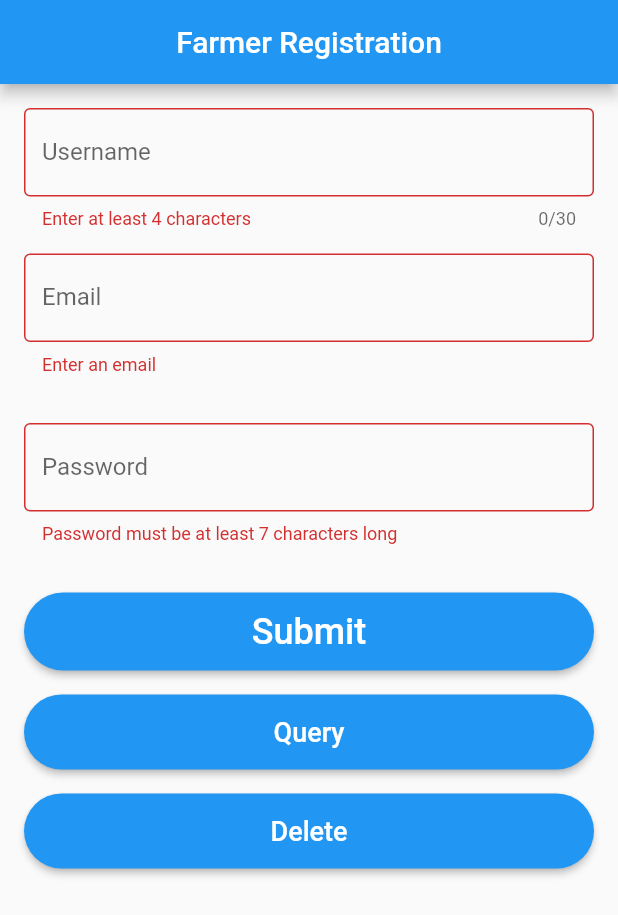
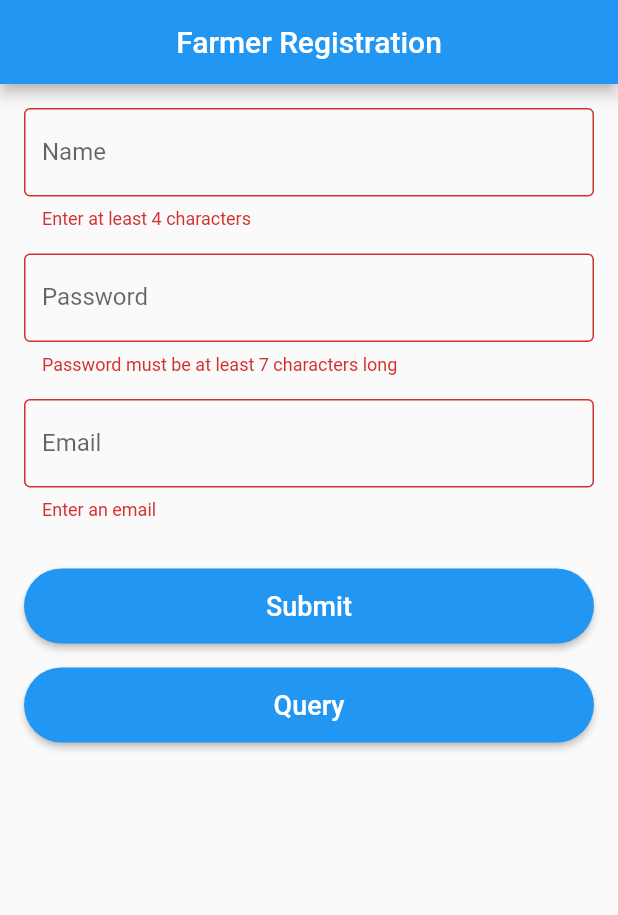
Before and after one commit to FarhanIshtiaque/form_demo, a Flutter app: the screen it shows after launch, after a tap on "Submit", on a phone screen of 412 x 824 dp. Shown: the top 915 px of the screen. Run offline on Flutter 3.47's test engine with Material 2 defaults, Android fonts, the phone set to English and light mode, and no system bars; our stand-ins replace get, sqflite; accounts and stored records are empty.

Commit message:
Form with getx and local database integrate

```diff
--- a/lib/view/screens/sign_up.dart
+++ b/lib/view/screens/sign_up.dart
@@ -1,8 +1,9 @@
 import 'package:flutter/material.dart';
 import 'package:form_demo/data/local_database/database_helper.dart';
 import 'package:form_demo/view/widgets/button.dart';
-
-
+import 'package:form_demo/view/widgets/textfield_widget.dart';
+import 'package:form_demo/view_model/sign_up_view_model.dart';
+import 'package:get/get.dart';
 
 class SignUp extends StatefulWidget {
   const SignUp({Key? key}) : super(key: key);
@@ -13,14 +14,10 @@ class SignUp extends StatefulWidget {
 
 class _SignUpState extends State<SignUp> {
 
-  final formKey = GlobalKey<FormState>();
-  String username = '';
-  String email = '';
-  String password = '';
 
   @override
   Widget build(BuildContext context) {
-
+    final state = Get.put(SignUpViewModel());
     return SafeArea(
       child: Scaffold(
         appBar: AppBar(
@@ -28,22 +25,44 @@ class _SignUpState extends State<SignUp> {
           centerTitle: true,
         ),
         body: Form(
-          key: formKey,
+          key: state.formKey,
           autovalidateMode: AutovalidateMode.onUserInteraction,
           child: ListView(
             padding: const EdgeInsets.all(16),
             children: [
-              buildUsername(),
+              TextFieldWidget(
+                  onSaved: (value) => state.name = value.toString(),
+                  validator: (v) => state.validateName(v!),
+                  keyboardType: TextInputType.number,
+                  obscureText: false,
+                  controller: state.nameController,
+                  labelText: 'Name'),
               const SizedBox(height: 16),
-              buildEmail(),
+              TextFieldWidget(
+                  onSaved: (value) => state.password = value.toString(),
+                  validator: (v) => state.validatePassword(v!),
+                  obscureText: true,
+                  controller: state.passwordController,
+                  labelText: 'Password'),
+              const SizedBox(height: 16),
+              TextFieldWidget(
+                  onSaved: (value) => state.email = value.toString(),
+                  validator: (v) => state.validateEmail(v!),
+                  obscureText: false,
+                  keyboardType: TextInputType.emailAddress,
+
+                  labelText: 'Email'),
               const SizedBox(height: 32),
-              buildPassword(),
-              const SizedBox(height: 32),
-              buildSubmit(),
+
+              ButtonWidget(
+                  name: 'Submit',
+                  onClicked: () {
+                    state.singUpUser();
+                  }),
+
               const SizedBox(height: 16),
               _queryButton(),
               const SizedBox(height: 16),
-              _updateButton()
 
 
             ],
@@ -56,137 +75,27 @@ class _SignUpState extends State<SignUp> {
 
 
 
-Widget buildUsername() => TextFormField(
-  decoration: const InputDecoration(
-    labelText: 'Username',
-    border:OutlineInputBorder(),
-
-  ),
-  validator: (value) {
-    if (value!.length < 4) {
-      return 'Enter at least 4 characters';
-    } else {
-      return null;
-    }
-  },
-  maxLength: 30,
-  onSaved: (value) => setState(() => username = value!),
-);
-
-Widget buildEmail() => TextFormField(
-  decoration: const InputDecoration(
-    labelText: 'Email',
-    border: OutlineInputBorder(),
-  ),
-  validator: (value) {
-    const pattern = r'(^[a-zA-Z0-9_.+-]+@[a-zA-Z0-9-]+\.[a-zA-Z0-9-.]+$)';
-    final regExp = RegExp(pattern);
-
-    if (value!.isEmpty) {
-      return 'Enter an email';
-    } else if (!regExp.hasMatch(value)) {
-      return 'Enter a valid email';
-    } else {
-      return null;
-    }
-  },
-  keyboardType: TextInputType.emailAddress,
-  onSaved: (value) => setState(() => email = value!),
-);
-
-Widget buildPassword() => TextFormField(
-  decoration: const InputDecoration(
-    labelText: 'Password',
-    border: OutlineInputBorder(),
-  ),
-  validator: (value) {
-    if (value!.length < 7) {
-      return 'Password must be at least 7 characters long';
-    } else {
-      return null;
-    }
-  },
-  onSaved: (value) => setState(() => password = value!),
-  keyboardType: TextInputType.visiblePassword,
-  obscureText: true,
-);
-
-Widget buildSubmit() => Builder(
-  builder: (context) => ButtonWidget(
-    text: 'Submit',
-    onClicked: () async{
-      final isValid = formKey.currentState!.validate();
 
 
-      if (isValid) {
-        formKey.currentState!.save();
 
-        final message =
-            'Username: $username\nPassword: $password\nEmail: $email';
-        final snackBar = SnackBar(
-          content: Text(
-            message,
-            style: const TextStyle(fontSize: 20),
-          ),
-          backgroundColor: Colors.green,
-        );
-        ScaffoldMessenger.of(context).showSnackBar(snackBar);
-        var i = await DatabaseHelper.instance..insert({
-          DatabaseHelper.columnName : username,
-          DatabaseHelper.columnEmail: email,
-          DatabaseHelper.columnPassword: password
 
-        });
-
-        print(i);
-      }
-    },
-  ),
-);
 }
 
-Widget _queryButton() => Builder(builder: (context){
-  return MaterialButton(onPressed: () async{
-    List<Map<String,dynamic>> queryRows = await DatabaseHelper.instance.queryAllRows();
+Widget _queryButton() => Builder(builder: (context) {
+      return MaterialButton(
+        onPressed: () async {
+          List<Map<String, dynamic>> queryRows =
+              await DatabaseHelper.instance.queryAllRows();
           print(queryRows);
-
-
         },
         height: 50,
         minWidth: 100,
         color: Colors.blue,
-    shape: RoundedRectangleBorder(borderRadius:BorderRadius.circular(30.0) ),
-    child: const Text('Query',
-      style: TextStyle(
-        color: Colors.white,
-        fontSize: 18
+        shape:
+            RoundedRectangleBorder(borderRadius: BorderRadius.circular(30.0)),
+        child: const Text(
+          'Query',
+          style: TextStyle(color: Colors.white, fontSize: 18),
         ),
-    ),
-
       );
-
     });
-
-
-
-Widget _updateButton() => Builder(builder: (context){
-  return MaterialButton(onPressed: () async{
-    List<Map<String,dynamic>> queryRows = await DatabaseHelper.instance.queryAllRows();
-    print(queryRows);
-
-
-  },
-    height: 50,
-    minWidth: 100,
-    color: Colors.blue,
-    shape: RoundedRectangleBorder(borderRadius:BorderRadius.circular(30.0) ),
-    child: const Text('Delete',
-      style: TextStyle(
-          color: Colors.white,
-          fontSize: 18
-      ),
-    ),
-
-  );
-
-});
--- a/lib/view/widgets/button.dart
+++ b/lib/view/widgets/button.dart
@@ -1,25 +1,26 @@
 import 'package:flutter/material.dart';
 
 class ButtonWidget extends StatelessWidget {
-  final String text;
+  final String name;
   final VoidCallback onClicked;
 
   const ButtonWidget({
-    required this.text,
+    required this.name,
     required this.onClicked,
    Key? key,
   }) : super(key: key);
 
   @override
-  Widget build(BuildContext context) => RaisedButton(
-    child: Text(
-      text,
-      style: const TextStyle(fontSize: 24),
+  Widget build(BuildContext context) => MaterialButton(
+    onPressed: onClicked,
+    height: 50,
+    minWidth: 100,
+    color: Colors.blue,
+    shape:
+    RoundedRectangleBorder(borderRadius: BorderRadius.circular(30.0)),
+    child:  Text(
+      name,
+      style: const TextStyle(color: Colors.white, fontSize: 18),
     ),
-    shape: const StadiumBorder(),
-    color: Theme.of(context).primaryColor,
-    padding: const EdgeInsets.symmetric(horizontal: 16, vertical: 12),
-    textColor: Colors.white,
-    onPressed: onClicked,
   );
 }
--- /dev/null
+++ b/lib/view/widgets/textfield_widget.dart
@@ -0,0 +1,36 @@
+import 'package:flutter/material.dart';
+
+class TextFieldWidget extends StatelessWidget {
+  final bool obscureText;
+  final String labelText;
+
+  final FormFieldValidator<String>? validator;
+  final TextEditingController? controller;
+  final TextInputType? keyboardType;
+  final FormFieldSetter<String>? onSaved;
+
+  TextFieldWidget({
+    required this.obscureText,
+
+    required this.labelText, this.validator, this.controller, this.keyboardType, this.onSaved,
+  });
+
+  @override
+  Widget build(BuildContext context) {
+    return TextFormField(
+      controller: controller,
+      onSaved: onSaved,
+
+      obscureText: obscureText,
+      keyboardType: keyboardType,
+
+      decoration: InputDecoration(
+        border: const OutlineInputBorder(),
+        labelText: labelText,
+
+      ),
+      validator: validator,
+
+    );
+  }
+}
--- /dev/null
+++ b/lib/view_model/sign_up_view_model.dart
@@ -0,0 +1,79 @@
+import 'package:flutter/material.dart';
+import 'package:form_demo/data/local_database/database_helper.dart';
+import 'package:get/get.dart';
+
+class SignUpViewModel extends GetxController {
+  final GlobalKey<FormState> formKey = GlobalKey<FormState>();
+  late TextEditingController nameController, passwordController;
+
+  String name = '';
+  String password = '';
+  String email = '';
+
+  @override
+  void onInit() {
+    super.onInit();
+    nameController = TextEditingController();
+    passwordController = TextEditingController();
+  }
+
+  @override
+  void onReady() {
+    super.onReady();
+  }
+
+  @override
+  void onClose() {
+    nameController.dispose();
+    passwordController.dispose();
+  }
+
+  String? validateName(String value) {
+    if (value.length < 4) {
+      return 'Enter at least 4 characters';
+    } else {
+      return null;
+    }
+  }
+
+  String? validatePassword(String value) {
+    if (value.length < 7) {
+      return 'Password must be at least 7 characters long';
+    } else {
+      return null;
+    }
+  }
+
+  String? validateEmail(String value) {
+    const pattern = r'(^[a-zA-Z0-9_.+-]+@[a-zA-Z0-9-]+\.[a-zA-Z0-9-.]+$)';
+    final regExp = RegExp(pattern);
+
+    if (value.isEmpty) {
+      return 'Enter an email';
+    } else if (!regExp.hasMatch(value)) {
+      return 'Enter a valid email';
+    } else {
+      return null;
+    }
+  }
+
+
+
+  void singUpUser() async{
+    final isValid = formKey.currentState!.validate();
+
+    if (isValid) {
+      print("Helloooooooooooooooooooooo");
+      formKey.currentState?.save();
+      var i = await DatabaseHelper.instance
+        ..insert({
+          DatabaseHelper.columnName: name,
+          DatabaseHelper.columnPassword: password,
+          DatabaseHelper.columnEmail: email
+        });
+
+      print(i);
+      update();
+    }
+  }
+}
--- a/pubspec.yaml
+++ b/pubspec.yaml
@@ -13,6 +13,7 @@ environment:
 dependencies:
   flutter:
     sdk: flutter
+  get: ^4.6.1
   graphql_flutter: ^5.0.0
   path_provider: ^2.0.8
   provider: ^6.0.1
```
Also changed, not shown: pubspec.lock. Lines whose indentation alone changed are shown as unchanged.
